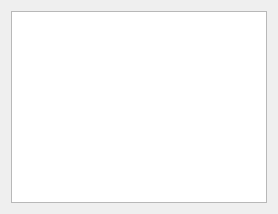
Qt form playlistpicker.ui (gidzzz/openmediaplayer) before a commit.
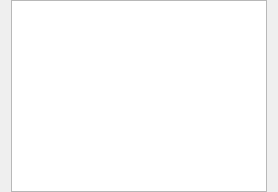
The same form after that commit.

Diff of the .ui file:
```diff
--- a/playlistpicker.ui
+++ b/playlistpicker.ui
@@ -6,6 +6,12 @@
    <string>Select a playlst</string>
   </property>
   <layout class="QVBoxLayout" name="mainLayout">
+   <property name="topMargin">
+    <number>0</number>
+   </property>
+   <property name="bottomMargin">
+    <number>0</number>
+   </property>
    <item>
     <widget class="QListWidget" name="playlistList">
      <property name="editTriggers">
```
Left out of the diff: 3 changed lines with no effect on the pictures.
